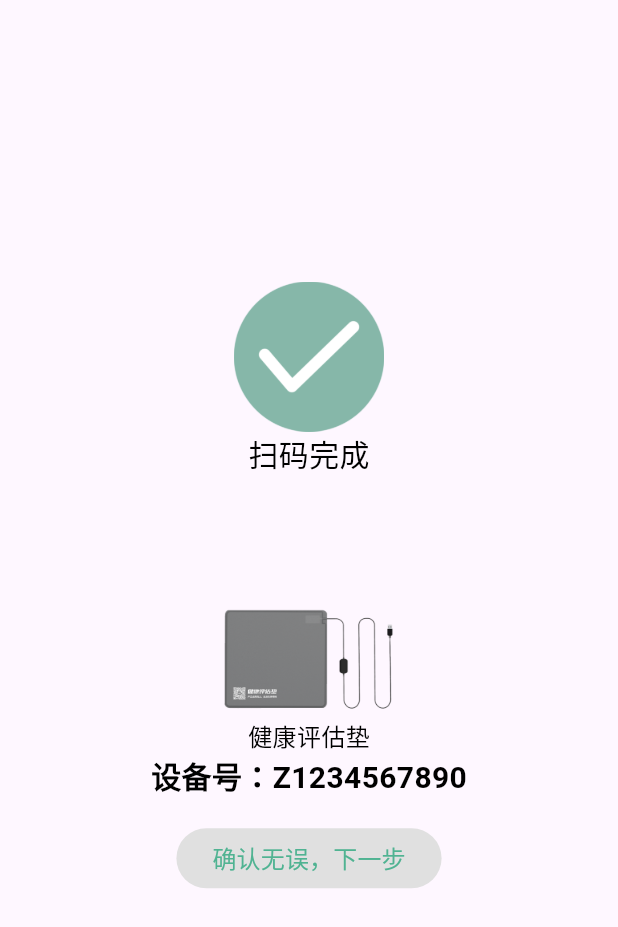
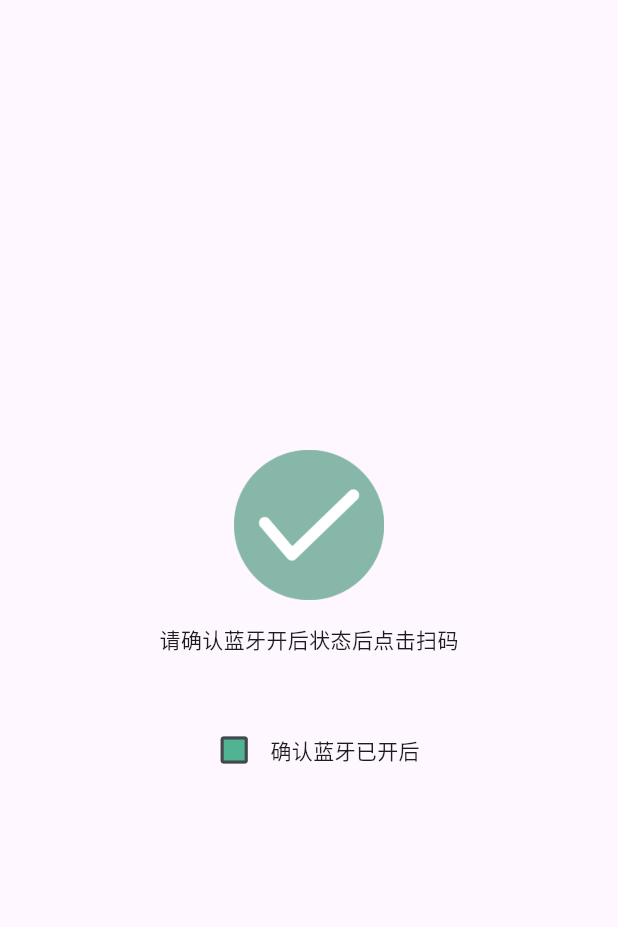
Before and after one commit to CrassusX/flutter_ble_scan, a Flutter app: the screen it shows after launch, on a phone screen of 412 x 824 dp. Shown: the top 927 px of the screen. Run offline on Flutter 3.47's test engine with Material 3 defaults, Android fonts, the phone set to English and light mode, and no system bars; our stand-ins replace device_info_plus, dio, dots_indicator, event_bus, flutter_blue, flutter_svg and 6 more; missing offline and left inert: mobile_scanner.

Commit message:
处理页面

```diff
--- a/lib/common/util.dart
+++ b/lib/common/util.dart
@@ -181,4 +181,5 @@ bool isSuccessfulScan(String? code) {
   }
 }
 
-Color get normalColor => Color.fromARGB(255, 80, 179, 146);
+Color get normalColor => const Color.fromARGB(255, 80, 179, 146);
+Color get greyColor =>  Colors.grey;
--- a/lib/page/wifi/seat_wifi_step1.dart
+++ b/lib/page/wifi/seat_wifi_step1.dart
@@ -1,10 +1,20 @@
 import 'package:flutter/material.dart';
-import 'package:get/get.dart';
+import 'package:flutter_ble_scan/common/util.dart';
 
 // 二维码扫描成功
-class SeatWifiStep1 extends StatelessWidget {
-  final Map? data;
-  const SeatWifiStep1({super.key, this.data});
+class SeatWifiStep1 extends StatefulWidget {
+  const SeatWifiStep1({
+    super.key,
+  });
+
+  @override
+  State<SeatWifiStep1> createState() => _SeatWifiStep1State();
+}
+
+class _SeatWifiStep1State extends State<SeatWifiStep1> {
+  bool _hasChecked = false;
+
+  _onScanTap(){}
 
   @override
   Widget build(BuildContext context) {
@@ -12,64 +22,44 @@ class SeatWifiStep1 extends StatelessWidget {
       body: //通过ConstrainedBox来确保Stack占满屏幕
           ConstrainedBox(
         constraints: const BoxConstraints.expand(),
-        child: Stack(
-          alignment: Alignment.center, //指定未定位或部分定位widget的对齐方式
-          children: <Widget>[
-            Positioned(
-              top: -40,
-              left: 0,
-              right: 0,
-              bottom: 0,
+        child: Center(
           child: Column(
             mainAxisAlignment: MainAxisAlignment.center,
-                mainAxisSize: MainAxisSize.min,
             children: [
-                  Image.asset(
+              InkWell(
+                onTap: _hasChecked ? _onScanTap : null,
+                child: Image.asset(
                   'images/success.png', // 图片路径
                   height: 100, // 设置图片高度
                 ),
-                  const Text(
-                    '扫码完成',
-                    style: TextStyle(
-                      fontSize: 20,
-                      color: Colors.black,
+              ), // 图片
+              const SizedBox(height: 16), // 间距
+              const Text('请确认蓝牙开后状态后点击扫码'), // 文字描述
+              Visibility(
+                visible: _hasChecked,
+                child: Padding(
+                  padding: const EdgeInsets.only(top: 8.0),
+                  child: Text("请确保设备处于通电状态", style: TextStyle(color: greyColor)),
                 ),
               ),
-                   SizedBox(
-                    height: Get.height * 0.1,
-                  ),
-                  Image.asset(
-                    'images/seat.png', // 图片路径
-                    height: 80, // 设置图片高度
-                  ),
-                  const Text(
-                    '健康评估垫', // 或 智能睡测仪
-                    style: TextStyle(
-                      fontSize: 16,
-                      color: Colors.black,
-                    ),
-                  ),
-                  const Text(
-                    '设备号：Z1234567890',
-                    style: TextStyle(
-                        fontSize: 20,
-                        color: Colors.black,
-                        fontWeight: FontWeight.bold),
-                  ),
-                  const SizedBox(
-                    height: 16,
-                  ),
-                  FilledButton.tonal(
-                      style: ButtonStyle(
-                          backgroundColor:
-                              MaterialStatePropertyAll(Colors.grey.shade300)),
-                      onPressed: () {},
-                      child: const Text('确认无误，下一步',
-                          style: TextStyle(color: Color.fromARGB(255, 80, 179, 146), fontSize: 16)))
+              const SizedBox(height: 40), // 间距
+              Row(
+                mainAxisAlignment: MainAxisAlignment.center,
+                children: [
+                  Checkbox(
+                    value: _hasChecked,
+                    onChanged: (value) {
+                      setState(() {
+                        _hasChecked = value!;
+                      });
+                    },
+                    fillColor: MaterialStateProperty.all(normalColor),
+                  ), // 复选框
+                  const Text('确认蓝牙已开后'), // 文字描述
                 ],
               ),
+            ],
           ),
-          ],
         ),
       ),
     );
```
Lines whose indentation alone changed are shown as unchanged.
